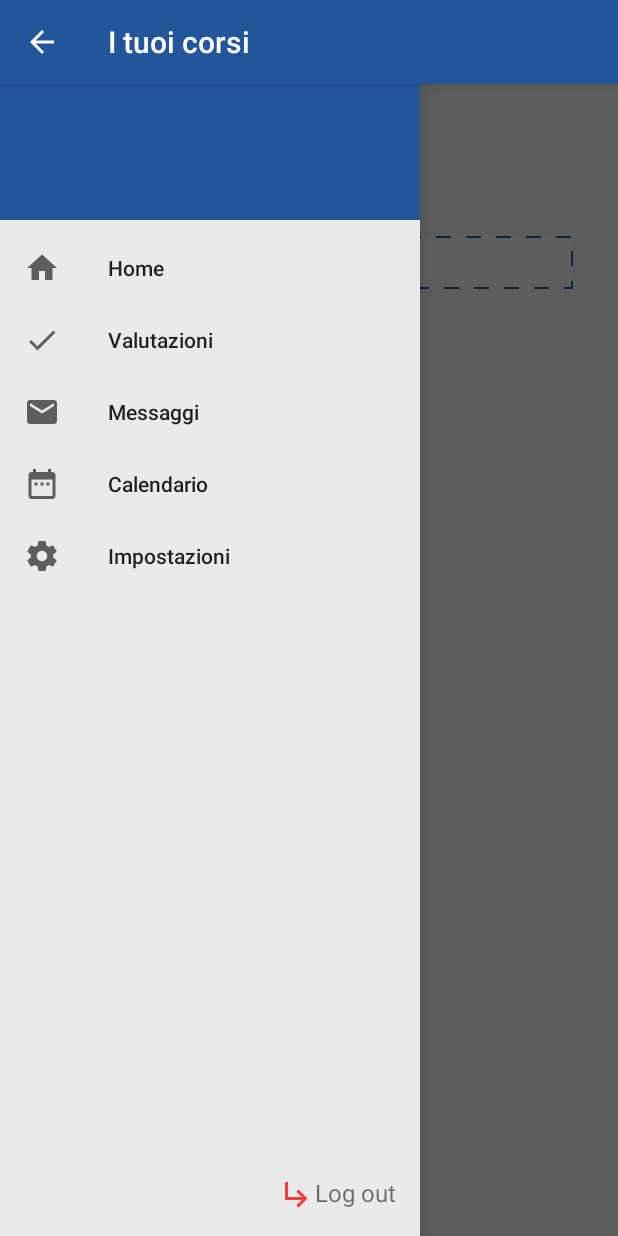
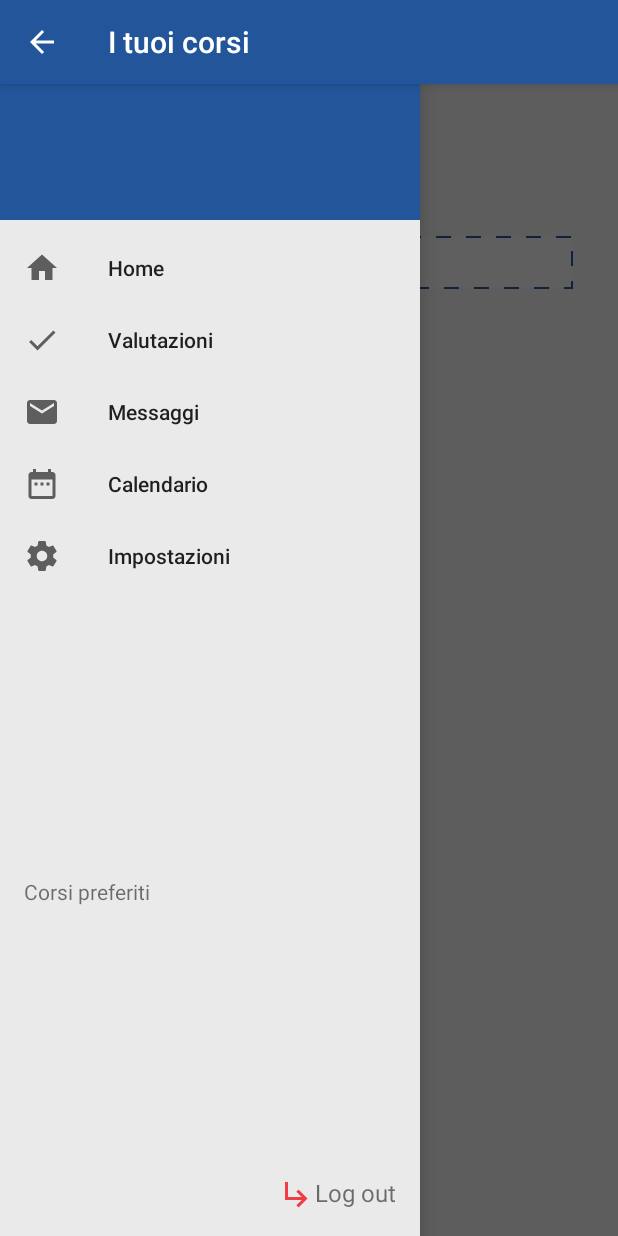
Before and after one commit to FijiDeMazinga/Moonica, an Android app: the Home screen opened directly, with no data from a screen before it, with the side drawer open, on a phone screen of 412 x 824 dp. Run offline under Robolectric (Android 15) with nearby library versions, the phone set to English and light mode, and no system bars; our stand-ins replace CircleImageView; 1 statement that could not run was skipped.

Commit message:
preferiti non proprio troppo bene

```diff
--- a/app/src/main/res/layout/activity_home.xml
+++ b/app/src/main/res/layout/activity_home.xml
@@ -66,19 +66,24 @@
             android:layout_gravity="bottom"
             android:orientation="vertical"
             android:padding="16dp">
+            <TextView
+            android:layout_width="wrap_content"
+            android:layout_height="wrap_content"
+            android:text="Corsi preferiti"/>
             <LinearLayout
                 android:layout_width="wrap_content"
                 android:layout_height="wrap_content"
                 android:orientation="vertical"
-                android:layout_gravity="center_vertical"
-                android:id="@+id/listaPreferiti">
+                android:id="@+id/listaPreferiti"
+                android:layout_marginBottom="180dp">
+
             </LinearLayout>
-
             <RelativeLayout
                 android:layout_width="wrap_content"
                 android:layout_height="match_parent"
                 android:layout_gravity="right"
                 android:id="@+id/buttonLogOut">
+
                 <ImageView
                     android:layout_width="wrap_content"
                     android:layout_height="wrap_content"
```
Also changed, not shown: app/src/main/java/com/moonica/fdm/controller/Home.java (+30 -10 lines), app/src/main/java/com/moonica/fdm/model/HomeRVAAdapter.java (+8 -0 lines).
